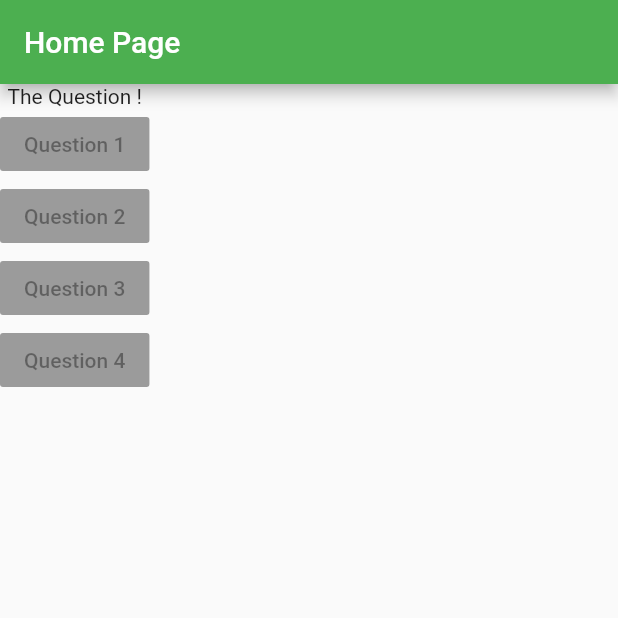
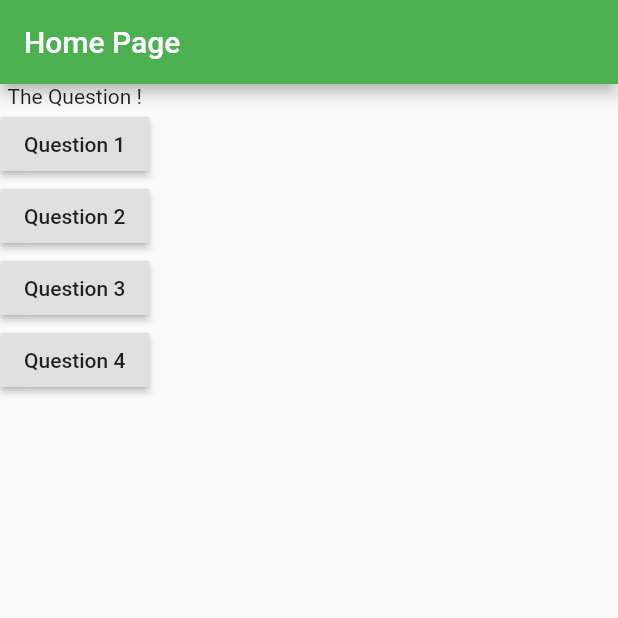
Before and after one commit to ski96277/flutter_complete_guide, a Flutter app: the screen it shows after launch, on a phone screen of 412 x 824 dp, the top half of it. Run offline on Flutter 3.47's test engine with Material 2 defaults, Android fonts, the phone set to English and light mode, and no system bars.

Commit message:
button pressed various way

```diff
--- a/lib/main.dart
+++ b/lib/main.dart
@@ -93,11 +93,17 @@ class MyApp extends StatelessWidget {
             body: Column(
               children: [
                 Text("The Question !"),
-                RaisedButton(child: Text("Question 1"), onPressed: null),
-                RaisedButton(child: Text("Question 2"), onPressed: null),
-                RaisedButton(child: Text("Question 3"), onPressed: null),
-                RaisedButton(child: Text("Question 4"), onPressed: null),
+                RaisedButton(child: Text("Question 1"), onPressed: answerQuestion),
+                RaisedButton(child: Text("Question 2"), onPressed: answerQuestion),
+                RaisedButton(child: Text("Question 3"), onPressed: ()=>print("Button on pressed online")),
+                RaisedButton(child: Text("Question 4"), onPressed: (){
+                  print("anser body print");
+                }),
               ],
             )));
   }
+
+  void answerQuestion() {
+    print("Anser Pressed");
+  }
 }
```
